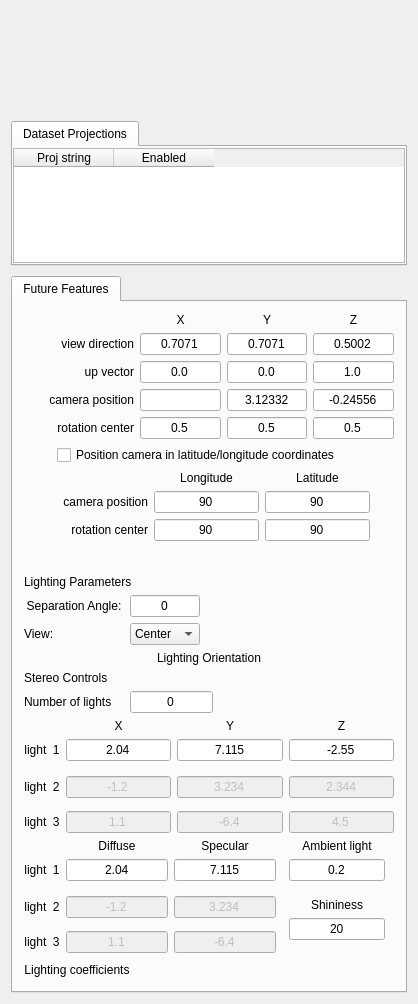
Before: the Qt Designer form apps/vaporgui/NavigationTab.ui in StasJ/vapor-formatted, drawn with Qt 5.
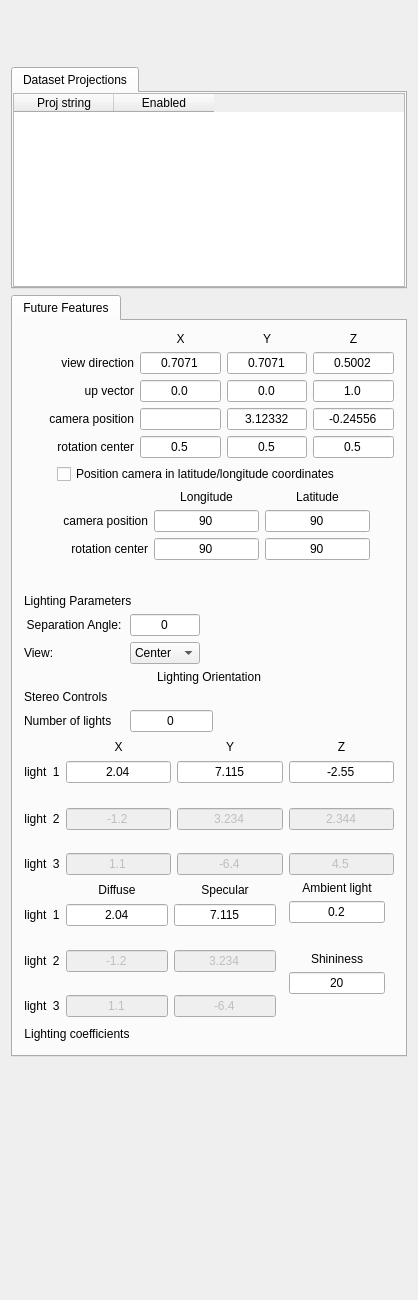
After: the same form once the commit is applied. Custom widgets are drawn as their Qt base class.

Diff of the .ui file:
```diff
--- a/apps/vaporgui/NavigationTab.ui
+++ b/apps/vaporgui/NavigationTab.ui
@@ -7,11 +7,11 @@
     <x>0</x>
     <y>0</y>
     <width>418</width>
-    <height>1004</height>
+    <height>1300</height>
    </rect>
   </property>
   <property name="sizePolicy">
-   <sizepolicy hsizetype="MinimumExpanding" vsizetype="Minimum">
+   <sizepolicy hsizetype="Minimum" vsizetype="Minimum">
     <horstretch>0</horstretch>
     <verstretch>0</verstretch>
    </sizepolicy>
@@ -40,12 +40,7 @@
 and the lights that illuminate the
 scene.</string>
   </property>
-  <layout class="QHBoxLayout" name="horizontalLayout">
-   <item>
-    <layout class="QVBoxLayout" name="verticalLayout" stretch="0,0,0">
-     <property name="spacing">
-      <number>10</number>
-     </property>
+  <layout class="QVBoxLayout" name="verticalLayout">
      <item>
       <widget class="TransformTable" name="transformTable" native="true">
        <property name="sizePolicy">
@@ -57,7 +52,7 @@
        <property name="minimumSize">
         <size>
          <width>0</width>
-         <height>100</height>
+       <height>50</height>
         </size>
        </property>
        <property name="maximumSize">
@@ -107,10 +102,16 @@
          </property>
          <item>
           <widget class="QTableWidget" name="datasetProjectionTable">
+         <property name="sizePolicy">
+          <sizepolicy hsizetype="Expanding" vsizetype="Minimum">
+           <horstretch>0</horstretch>
+           <verstretch>0</verstretch>
+          </sizepolicy>
+         </property>
            <property name="maximumSize">
             <size>
              <width>16777215</width>
-             <height>115</height>
+           <height>16777215</height>
             </size>
            </property>
            <column>
@@ -769,7 +770,7 @@
               </spacer>
              </item>
              <item>
-              <layout class="QGridLayout" name="_2">
+            <layout class="QGridLayout">
                <item row="0" column="0">
                 <widget class="QLabel" name="textLabel4_4">
                  <property name="minimumSize">
@@ -2409,7 +2410,18 @@
        </widget>
       </widget>
      </item>
-    </layout>
+   <item>
+    <spacer name="verticalSpacer">
+     <property name="orientation">
+      <enum>Qt::Vertical</enum>
+     </property>
+     <property name="sizeHint" stdset="0">
+      <size>
+       <width>20</width>
+       <height>83</height>
+      </size>
+     </property>
+    </spacer>
    </item>
   </layout>
  </widget>
```
Left out of the diff: 13 changed lines with no effect on the pictures. Lines whose indentation alone changed are shown as unchanged.
